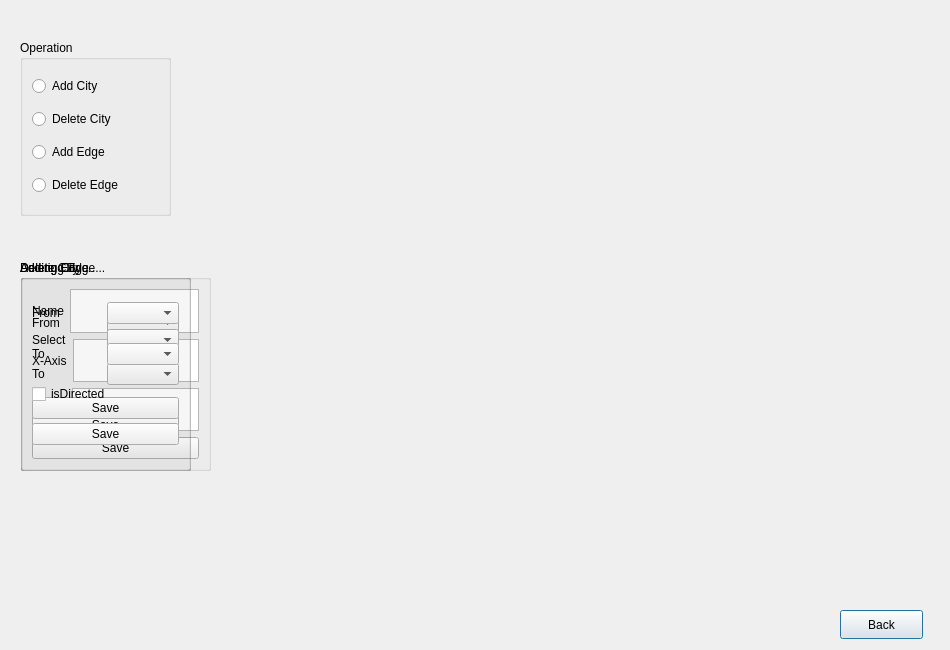
MohabASHRAF-byte/mini-waslni-gui, file edit.ui: the form before one commit.
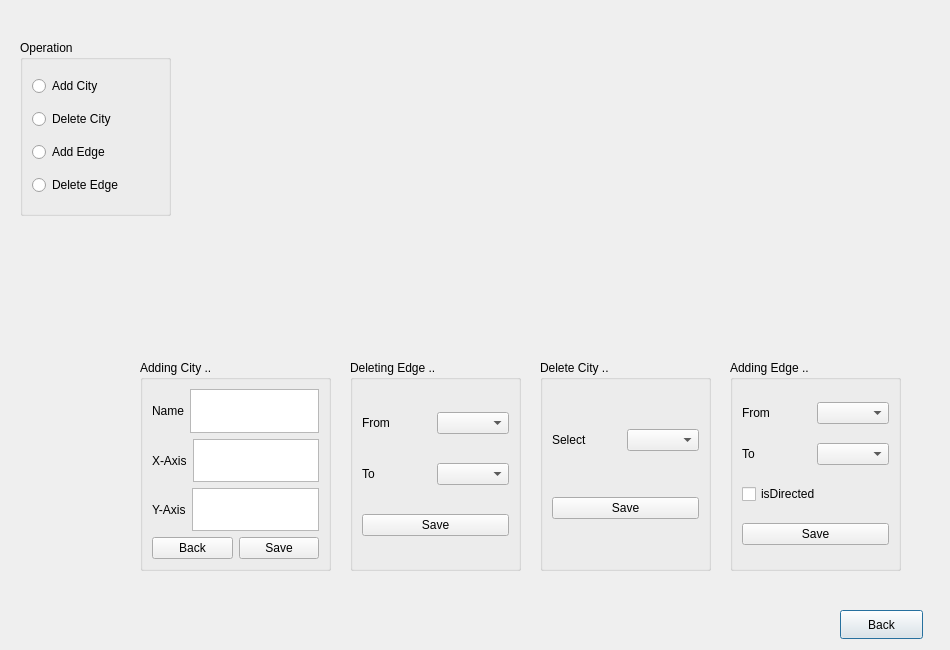
The form after the commit.

Commit message: Fixing add city and delete city buttons

```diff
--- a/edit.ui
+++ b/edit.ui
@@ -72,8 +72,8 @@
   <widget class="QGroupBox" name="add_city_groupBox">
    <property name="geometry">
     <rect>
-     <x>20</x>
-     <y>260</y>
+     <x>140</x>
+     <y>360</y>
      <width>191</width>
      <height>211</height>
     </rect>
@@ -125,6 +125,15 @@
      </layout>
     </item>
     <item>
+     <layout class="QHBoxLayout" name="horizontalLayout_9">
+      <item>
+       <widget class="QPushButton" name="adding_city_back">
+        <property name="text">
+         <string>Back</string>
+        </property>
+       </widget>
+      </item>
+      <item>
      <widget class="QPushButton" name="add_city_save_pushButton">
       <property name="text">
        <string>Save</string>
@@ -132,12 +141,14 @@
      </widget>
     </item>
    </layout>
+    </item>
+   </layout>
   </widget>
   <widget class="QGroupBox" name="delete_edge_groupBox">
    <property name="geometry">
     <rect>
-     <x>20</x>
-     <y>260</y>
+     <x>350</x>
+     <y>360</y>
      <width>171</width>
      <height>211</height>
     </rect>
@@ -186,8 +197,8 @@
   <widget class="QGroupBox" name="delete_city_groupBox_">
    <property name="geometry">
     <rect>
-     <x>20</x>
-     <y>260</y>
+     <x>540</x>
+     <y>360</y>
      <width>171</width>
      <height>211</height>
     </rect>
@@ -222,8 +233,8 @@
   <widget class="QGroupBox" name="add_edge_groupBox_">
    <property name="geometry">
     <rect>
-     <x>20</x>
-     <y>260</y>
+     <x>730</x>
+     <y>360</y>
      <width>171</width>
      <height>211</height>
     </rect>
```
Lines whose indentation alone changed are shown as unchanged. The commit also changes 6 other files.
